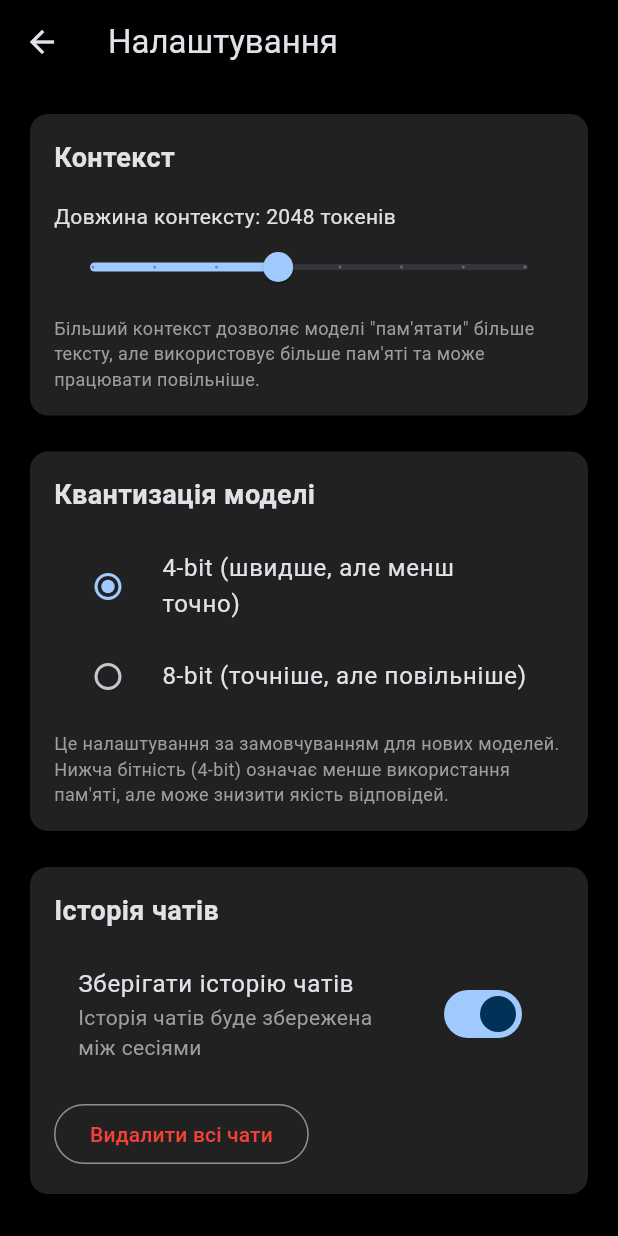
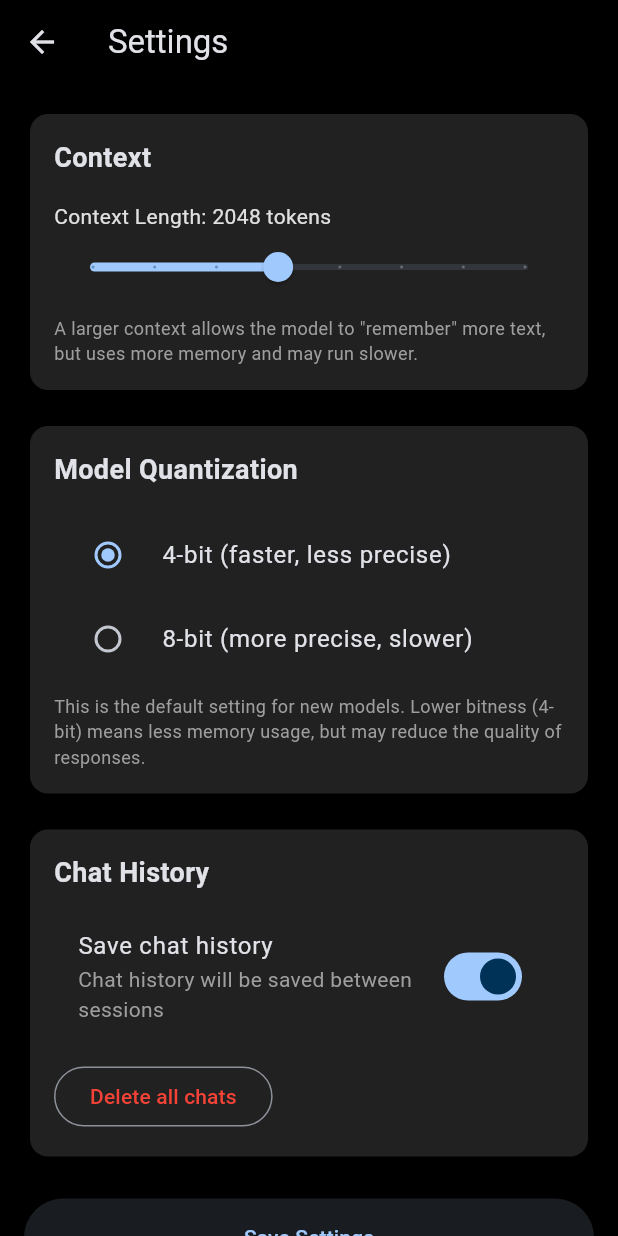
Before and after one commit to abmintest2636/llm, a Flutter app: the SettingsScreen screen opened directly, on a phone screen of 412 x 824 dp. Run offline on Flutter 3.47's test engine with Material 3 defaults, Android fonts, the phone set to English and light mode, and no system bars; our stand-ins replace animated_text_kit, flutter_markdown, shared_preferences, sqflite; missing offline and left inert: dart:ffi; accounts and stored records are empty; statements that could not run were skipped.

Commit message:
Feat: Fix UI issues and refactor settings screen
This commit addresses several UI issues and deprecation warnings:

1.  **Removed Redundant Button:** The `FloatingActionButton` on the chat screen has been removed, as its "New Chat" functionality was already present in the three-dot menu.
2.  **Enabled Navigation Drawer:** The hamburger menu icon on the chat screen is now functional. A `NavigationDrawer` has been added to the `Scaffold` in `chat_screen.dart` to allow navigation between the different screens of the app.
3.  **Refactored Settings Screen:** The deprecated `RadioListTile` widgets on the settings screen have been refactored to use the modern `RadioGroup` wrapper widget. This resolves the deprecation warnings and aligns the code with current Flutter best practices.
4.  **UI Text Translation:** All user-facing text in the modified files (`chat_screen.dart` and `settings_screen.dart`) has been translated to English for consistency across the application.

```diff
--- a/lib/screens/chat_screen.dart
+++ b/lib/screens/chat_screen.dart
@@ -6,6 +6,10 @@ import '../services/chat_storage.dart';
 import '../services/llm_service.dart';
 import '../services/model_manager.dart';
 import '../widgets/chat_bubble.dart';
+import '../widgets/navigation_drawer.dart' as nav;
+import 'models_screen.dart';
+import 'settings_screen.dart';
+import 'info_screen.dart';
 
 class ChatScreen extends StatefulWidget {
   const ChatScreen({super.key});
@@ -47,7 +51,7 @@ class _ChatScreenState extends State<ChatScreen> {
 
   void _createNewChat() async {
     final chatStorage = Provider.of<ChatStorage>(context, listen: false);
-    final newChat = await chatStorage.createChat('Новий чат');
+    final newChat = await chatStorage.createChat('New Chat');
     setState(() {
       _currentChat = newChat;
     });
@@ -89,7 +93,7 @@ class _ChatScreenState extends State<ChatScreen> {
     if (modelManager.activeModel == null) {
       await chatStorage.addMessage(
         _currentChat!.id!,
-        "Помилка: Спочатку завантажте і активуйте модель у розділі 'Моделі'.",
+        "Error: Please load and activate a model in the 'Models' section first.",
         false
       );
       _scrollToBottom();
@@ -128,7 +132,7 @@ class _ChatScreenState extends State<ChatScreen> {
         onError: (error) async {
           await chatStorage.addMessage(
             _currentChat!.id!,
-            "Помилка генерації відповіді: $error",
+            "Error generating response: $error",
             false
           );
           setState(() {
@@ -141,7 +145,7 @@ class _ChatScreenState extends State<ChatScreen> {
     } catch (e) {
       await chatStorage.addMessage(
         _currentChat!.id!,
-        "Помилка генерації відповіді: ${e.toString()}",
+        "Error generating response: ${e.toString()}",
         false
       );
       setState(() {
@@ -152,17 +156,35 @@ class _ChatScreenState extends State<ChatScreen> {
     }
   }
 
+  void _onItemTapped(int index) {
+    Navigator.pop(context); // Close the drawer
+    if (index == 0) return; // Already on chat screen
+
+    Widget page;
+    switch (index) {
+      case 1:
+        page = const ModelsScreen();
+        break;
+      case 2:
+        page = const SettingsScreen();
+        break;
+      case 3:
+        page = const InfoScreen();
+        break;
+      default:
+        return;
+    }
+    Navigator.pushReplacement(
+      context,
+      MaterialPageRoute(builder: (context) => page),
+    );
+  }
+
   @override
   Widget build(BuildContext context) {
     return Scaffold(
       appBar: AppBar(
-        title: Text(_currentChat?.title ?? 'Чат'),
-        leading: Builder(
-          builder: (context) => IconButton(
-            icon: const Icon(Icons.menu),
-            onPressed: () => Scaffold.of(context).openDrawer(),
-          ),
-        ),
+        title: Text(_currentChat?.title ?? 'Chat'),
         actions: [
           PopupMenuButton(
             icon: const Icon(Icons.more_vert),
@@ -180,7 +202,7 @@ class _ChatScreenState extends State<ChatScreen> {
                       _createNewChat();
                     }
                   },
-                  child: const Text('Архівувати чат'),
+                  child: const Text('Archive Chat'),
                 ),
                 PopupMenuItem(
                   onTap: () async {
@@ -194,16 +216,20 @@ class _ChatScreenState extends State<ChatScreen> {
                       _createNewChat();
                     }
                   },
-                  child: const Text('Видалити чат'),
+                  child: const Text('Delete Chat'),
                 ),
               ],
               PopupMenuItem(
                 onTap: _createNewChat,
-                child: const Text('Новий чат'),
+                child: const Text('New Chat'),
               ),
             ],
           ),
         ],
+      ),
+      drawer: nav.NavigationDrawer(
+        selectedIndex: 0,
+        onItemTapped: _onItemTapped,
       ),
       body: Column(
         children: [
@@ -258,14 +284,14 @@ class _ChatScreenState extends State<ChatScreen> {
               builder: (context, chatStorage, child) {
                 if (_currentChat == null) {
                   return const Center(
-                    child: Text('Створіть новий чат, щоб почати спілкування'),
+                    child: Text('Create a new chat to start talking'),
                   );
                 }
 
                 final chat = chatStorage.getChatById(_currentChat!.id!);
                 if (chat == null) {
                   return const Center(
-                    child: Text('Чат не знайдено'),
+                    child: Text('Chat not found'),
                   );
                 }
 
@@ -301,7 +327,7 @@ class _ChatScreenState extends State<ChatScreen> {
                                 ? AnimatedTextKit(
                                     animatedTexts: [
                                       WavyAnimatedText(
-                                        'Генерація відповіді...',
+                                        'Generating response...',
                                         textStyle: const TextStyle(
                                           color: Colors.white,
                                         ),
@@ -358,7 +384,7 @@ class _ChatScreenState extends State<ChatScreen> {
                   child: TextField(
                     controller: _textController,
                     decoration: InputDecoration(
-                      hintText: 'Напишіть повідомлення...',
+                      hintText: 'Write a message...',
                       hintStyle: TextStyle(color: Colors.grey[500]),
                       filled: true,
                       fillColor: Colors.grey[800],
@@ -397,10 +423,6 @@ class _ChatScreenState extends State<ChatScreen> {
           ),
         ],
       ),
-      floatingActionButton: FloatingActionButton(
-        onPressed: _createNewChat,
-        child: const Icon(Icons.add),
-      ),
     );
   }
 
--- a/lib/screens/settings_screen.dart
+++ b/lib/screens/settings_screen.dart
@@ -47,14 +47,14 @@ class _SettingsScreenState extends State<SettingsScreen> {
       _defaultQuantization == QuantizationType.bit8 ? 8 : 4
     );
 
-    // Оновлення сервісу LLM з новими налаштуваннями
+    // Update the LLM service with the new settings
     if (mounted) {
       final llmService = Provider.of<LlmService>(context, listen: false);
       llmService.setContextLength(_contextLength);
 
       ScaffoldMessenger.of(context).showSnackBar(
         const SnackBar(
-          content: Text('Налаштування збережено'),
+          content: Text('Settings saved'),
           backgroundColor: Colors.green,
         ),
       );
@@ -65,12 +65,12 @@ class _SettingsScreenState extends State<SettingsScreen> {
     showDialog(
       context: context,
       builder: (dialogContext) => AlertDialog(
-        title: const Text('Видалити всі чати?'),
-        content: const Text('Ця дія незворотня. Всі чати будуть видалені.'),
+        title: const Text('Delete all chats?'),
+        content: const Text('This action is irreversible. All chats will be deleted.'),
         actions: [
           TextButton(
             onPressed: () => Navigator.pop(dialogContext),
-            child: const Text('Скасувати'),
+            child: const Text('Cancel'),
           ),
           TextButton(
             onPressed: () {
@@ -83,7 +83,7 @@ class _SettingsScreenState extends State<SettingsScreen> {
                 chatStorage.clearAllChats();
                 ScaffoldMessenger.of(context).showSnackBar(
                   const SnackBar(
-                    content: Text('Всі чати видалено'),
+                    content: Text('All chats deleted'),
                   ),
                 );
               }
@@ -91,7 +91,7 @@ class _SettingsScreenState extends State<SettingsScreen> {
             style: TextButton.styleFrom(
               foregroundColor: Colors.red,
             ),
-            child: const Text('Видалити'),
+            child: const Text('Delete'),
           ),
         ],
       ),
@@ -101,8 +101,11 @@ class _SettingsScreenState extends State<SettingsScreen> {
   @override
   Widget build(BuildContext context) {
     if (_isLoading) {
-      return const Scaffold(
-        body: Center(
+      return Scaffold(
+        appBar: AppBar(
+          title: const Text('Settings'),
+        ),
+        body: const Center(
           child: CircularProgressIndicator(),
         ),
       );
@@ -110,7 +113,7 @@ class _SettingsScreenState extends State<SettingsScreen> {
 
     return Scaffold(
       appBar: AppBar(
-        title: const Text('Налаштування'),
+        title: const Text('Settings'),
       ),
       body: ListView(
         padding: const EdgeInsets.all(16),
@@ -122,7 +125,7 @@ class _SettingsScreenState extends State<SettingsScreen> {
                 crossAxisAlignment: CrossAxisAlignment.start,
                 children: [
                   const Text(
-                    'Контекст',
+                    'Context',
                     style: TextStyle(
                       fontSize: 18,
                       fontWeight: FontWeight.bold,
@@ -130,7 +133,7 @@ class _SettingsScreenState extends State<SettingsScreen> {
                   ),
                   const SizedBox(height: 16),
                   Text(
-                    'Довжина контексту: $_contextLength токенів',
+                    'Context Length: $_contextLength tokens',
                     style: TextStyle(color: Colors.grey[300]),
                   ),
                   Slider(
@@ -147,7 +150,7 @@ class _SettingsScreenState extends State<SettingsScreen> {
                   ),
                   const SizedBox(height: 8),
                   Text(
-                    'Більший контекст дозволяє моделі "пам\'ятати" більше тексту, але використовує більше пам\'яті та може працювати повільніше.',
+                    'A larger context allows the model to "remember" more text, but uses more memory and may run slower.',
                     style: TextStyle(
                       color: Colors.grey[500],
                       fontSize: 12,
@@ -167,36 +170,36 @@ class _SettingsScreenState extends State<SettingsScreen> {
                 crossAxisAlignment: CrossAxisAlignment.start,
                 children: [
                   const Text(
-                    'Квантизація моделі',
+                    'Model Quantization',
                     style: TextStyle(
                       fontSize: 18,
                       fontWeight: FontWeight.bold,
                     ),
                   ),
                   const SizedBox(height: 16),
-                  RadioListTile<QuantizationType>(
-                    title: const Text('4-bit (швидше, але менш точно)'),
-                    value: QuantizationType.bit4,
+                  RadioGroup<QuantizationType>(
                     groupValue: _defaultQuantization,
                     onChanged: (value) {
                       setState(() {
                         _defaultQuantization = value!;
                       });
                     },
-                  ),
-                  RadioListTile<QuantizationType>(
-                    title: const Text('8-bit (точніше, але повільніше)'),
-                    value: QuantizationType.bit8,
-                    groupValue: _defaultQuantization,
-                    onChanged: (value) {
-                      setState(() {
-                        _defaultQuantization = value!;
-                      });
-                    },
+                    child: Column(
+                      children: [
+                        RadioListTile<QuantizationType>(
+                          title: const Text('4-bit (faster, less precise)'),
+                          value: QuantizationType.bit4,
+                        ),
+                        RadioListTile<QuantizationType>(
+                          title: const Text('8-bit (more precise, slower)'),
+                          value: QuantizationType.bit8,
+                        ),
+                      ],
+                    ),
                   ),
                   const SizedBox(height: 8),
                   Text(
-                    'Це налаштування за замовчуванням для нових моделей. Нижча бітність (4-bit) означає менше використання пам\'яті, але може знизити якість відповідей.',
+                    'This is the default setting for new models. Lower bitness (4-bit) means less memory usage, but may reduce the quality of responses.',
                     style: TextStyle(
                       color: Colors.grey[500],
                       fontSize: 12,
@@ -216,7 +219,7 @@ class _SettingsScreenState extends State<SettingsScreen> {
                 crossAxisAlignment: CrossAxisAlignment.start,
                 children: [
                   const Text(
-                    'Історія чатів',
+                    'Chat History',
                     style: TextStyle(
                       fontSize: 18,
                       fontWeight: FontWeight.bold,
@@ -224,9 +227,9 @@ class _SettingsScreenState extends State<SettingsScreen> {
                   ),
                   const SizedBox(height: 16),
                   SwitchListTile(
-                    title: const Text('Зберігати історію чатів'),
+                    title: const Text('Save chat history'),
                     subtitle: Text(
-                      'Історія чатів буде збережена між сесіями',
+                      'Chat history will be saved between sessions',
                       style: TextStyle(color: Colors.grey[500]),
                     ),
                     value: _saveChatHistory,
@@ -242,7 +245,7 @@ class _SettingsScreenState extends State<SettingsScreen> {
                     style: OutlinedButton.styleFrom(
                       foregroundColor: Colors.red,
                     ),
-                    child: const Text('Видалити всі чати'),
+                    child: const Text('Delete all chats'),
                   ),
                 ],
               ),
@@ -256,7 +259,7 @@ class _SettingsScreenState extends State<SettingsScreen> {
             style: ElevatedButton.styleFrom(
               padding: const EdgeInsets.symmetric(vertical: 16),
             ),
-            child: const Text('Зберегти налаштування'),
+            child: const Text('Save Settings'),
           ),
         ],
       ),
```
